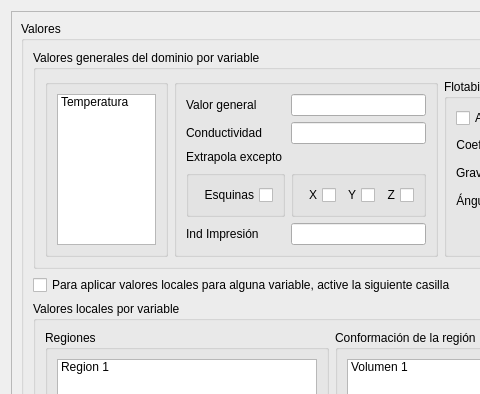
This is values_window/ui/values_window.ui in luisdavidrodm/PrePRODIC3D as Qt 5 draws it before an edit; both pictures show x 0 to 480 and y 0 to 394 of the 664 by 762 pixel window. The edited form follows.
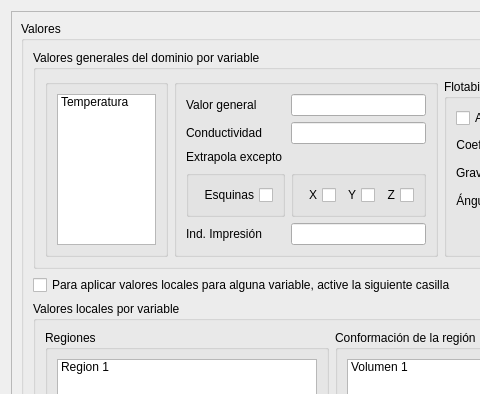
This is the edited form.

Diff of the .ui file:
```diff
--- a/values_window/ui/values_window.ui
+++ b/values_window/ui/values_window.ui
@@ -156,7 +156,7 @@
                 <item row="7" column="0">
                  <widget class="QLabel" name="label_16">
                   <property name="text">
-                   <string>Ind Impresión</string>
+                   <string>Ind. Impresión</string>
                   </property>
                  </widget>
                 </item>
```
Left out of the diff: 8 changed lines with no effect on the pictures.
